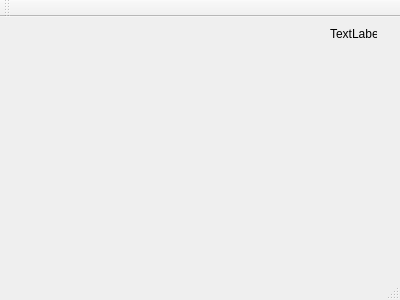
This is 2023_04_21-QT-Mouse/8e2-key/mainwindow.ui in ss-di/2022-1580-08E as Qt 5 draws it before an edit. The edited form follows.
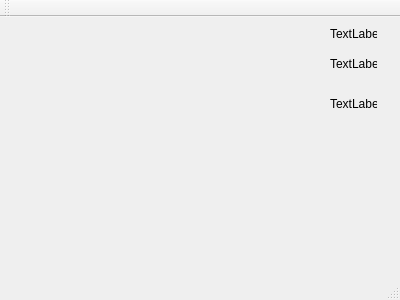
This is the edited form.

```diff
--- a/2023_04_21-QT-Mouse/8e2-key/mainwindow.ui
+++ b/2023_04_21-QT-Mouse/8e2-key/mainwindow.ui
@@ -27,6 +27,32 @@
      <string>TextLabel</string>
     </property>
    </widget>
+   <widget class="QLabel" name="lblX">
+    <property name="geometry">
+     <rect>
+      <x>330</x>
+      <y>40</y>
+      <width>47</width>
+      <height>13</height>
+     </rect>
+    </property>
+    <property name="text">
+     <string>TextLabel</string>
+    </property>
+   </widget>
+   <widget class="QLabel" name="lblY">
+    <property name="geometry">
+     <rect>
+      <x>330</x>
+      <y>80</y>
+      <width>47</width>
+      <height>13</height>
+     </rect>
+    </property>
+    <property name="text">
+     <string>TextLabel</string>
+    </property>
+   </widget>
   </widget>
   <widget class="QMenuBar" name="menuBar">
    <property name="geometry">
```
